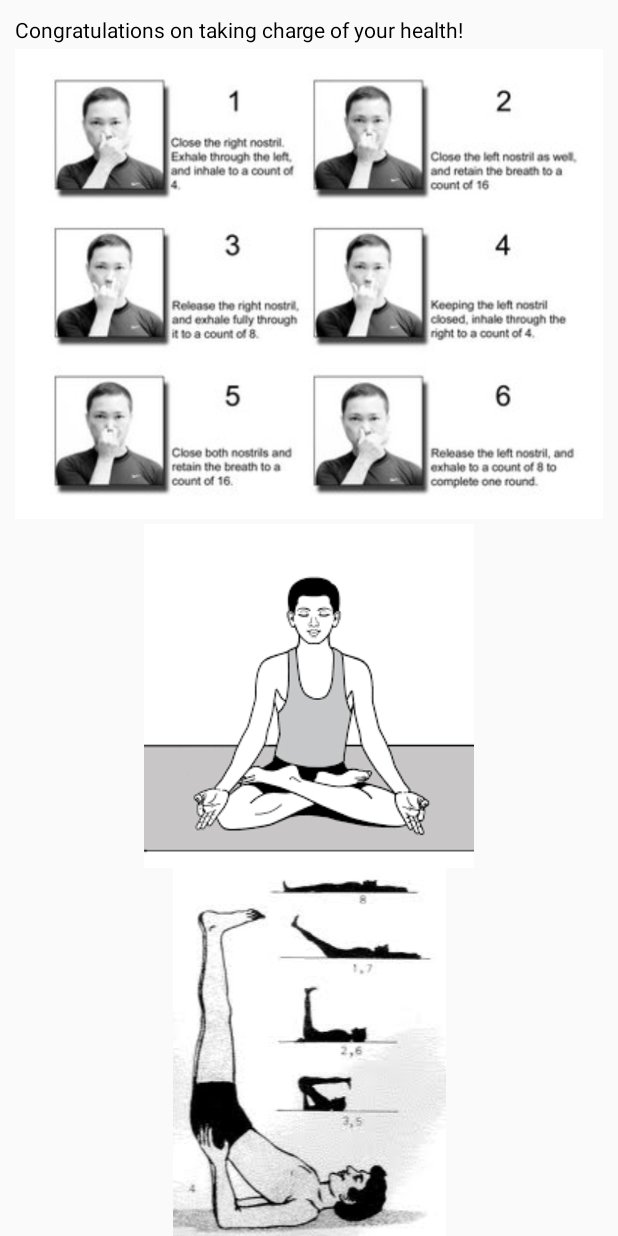
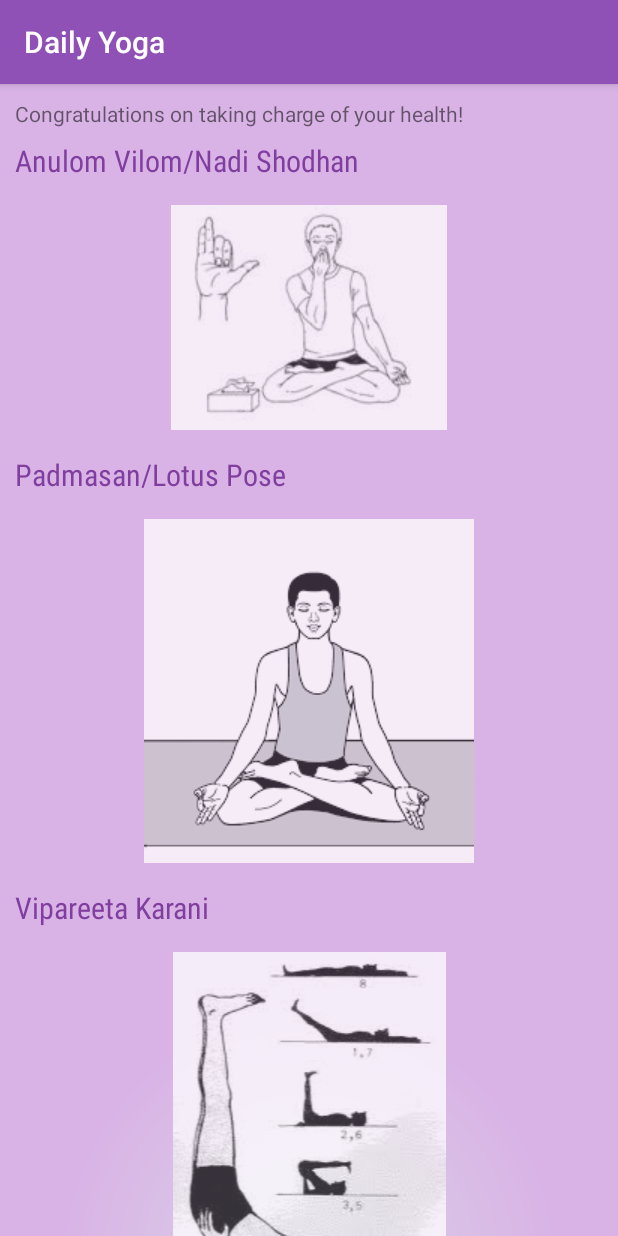
Before and after one commit to Meenohara/ProjectAPP, an Android app: the screen it shows after launch (MainActivity), on a phone screen of 412 x 824 dp. Run offline under Robolectric (Android 15) with nearby library versions, the phone set to English and light mode, and no system bars.

Commit message:
Removed dialog box. Changed the appearance of main screen and added styles

```diff
--- a/app/src/main/java/com/example/meena/dailyyoga/MainActivity.java
+++ b/app/src/main/java/com/example/meena/dailyyoga/MainActivity.java
@@ -12,6 +12,7 @@ import android.media.Ringtone;
 import android.media.RingtoneManager;
 import android.net.Uri;
 import android.support.v7.app.AppCompatActivity;
+import android.support.v7.app.ActionBarActivity;
 import android.os.Bundle;
 import android.util.Log;
 import android.view.View;
@@ -24,7 +25,7 @@ import android.widget.TimePicker;
 
 import java.util.Calendar;
 
-public class MainActivity extends Activity {
+public class MainActivity extends AppCompatActivity {
 
     TimePicker myTimePicker;
     Button buttonstartSetDialog;
@@ -85,10 +86,10 @@ public class MainActivity extends Activity {
                 // Today Set time passed, count to tomorrow
                 calSet.add(Calendar.DATE, 1);
             }
+            //TODO investigate :not firing alarm after 24 hours
 
             setAlarm(calSet);
-          //  alarmMgr.setInexactRepeating(AlarmManager.RTC_WAKEUP, calSet.getTimeInMillis(),
-            //        AlarmManager.INTERVAL_DAY, alarmIntent);
+
         }
     };
 
@@ -102,10 +103,13 @@ public class MainActivity extends Activity {
         PendingIntent pendingIntent = PendingIntent.getBroadcast(
                 getBaseContext(), RQS_1, intent, 0);
         AlarmManager alarmManager = (AlarmManager) getSystemService(Context.ALARM_SERVICE);
-        /*alarmManager.set(AlarmManager.RTC_WAKEUP, targetCal.getTimeInMillis(),
-                pendingIntent);*/
-        alarmManager.setInexactRepeating(AlarmManager.RTC_WAKEUP, targetCal.getTimeInMillis(),AlarmManager.INTERVAL_HALF_DAY,
+        alarmManager.set(AlarmManager.RTC_WAKEUP, targetCal.getTimeInMillis(),
                 pendingIntent);
+        //alarmMgr.setRepeating(AlarmManager.RTC_WAKEUP, targetCal.getTimeInMillis(),
+                //  1000 * 60 * 60 * 24, pendingIntent);//TODO investigate :Null Pointerexception at time onset
+        //TODO investigate :this is draining on the battery but using setinexactalarm seems to be too inexact proportionally to the interval specified
+        //alarm occassionally does not fire
+        //issue discussed here: http://stackoverflow.com/questions/8445867/alarmmanager-occasionally-doesnt-fire-alarm?rq=1
 
 
     }
--- /dev/null
+++ b/app/src/main/res/drawable/radialgradient.xml
@@ -0,0 +1,21 @@
+<?xml version="1.0" encoding="utf-8"?>
+<shape android:shape="rectangle"
+    android:layout_height="fill_parent"
+    android:layout_width="fill_parent"
+    xmlns:android="http://schemas.android.com/apk/res/android">
+
+<gradient
+    android:endColor="@color/lavender"
+    android:centerColor="@color/lavender"
+    android:startColor="@color/grey"
+    android:type="radial"
+    android:gradientRadius="80%"
+
+    android:angle="360"
+    android:centerX="50%"
+    android:centerY="50%"
+    >
+
+    </gradient>
+
+</shape>
--- a/app/src/main/res/layout/activity_main.xml
+++ b/app/src/main/res/layout/activity_main.xml
@@ -1,13 +1,15 @@
 <ScrollView xmlns:android="http://schemas.android.com/apk/res/android"
-    xmlns:tools="http://schemas.android.com/tools"
+
     android:layout_width="match_parent"
     android:layout_height="match_parent"
     >
 
     <LinearLayout
+        xmlns:tools="http://schemas.android.com/tools"
         android:layout_width="match_parent"
         android:layout_height="match_parent"
         android:orientation="vertical"
+        android:background="@drawable/radialgradient"
         android:padding="10dp" >
 
         <TextView
@@ -15,34 +17,78 @@
             android:layout_width="fill_parent"
             android:layout_height="wrap_content"
             android:text="Congratulations on taking charge of your health!"
-            android:textColor="#000000" />
+            />
+
+        <TextView
+            style="@style/TitleText"
+            android:id="@+id/anulomvilom"
+            android:layout_width="fill_parent"
+            android:layout_height="wrap_content"
+            android:text="Anulom Vilom/Nadi Shodhan" />
+
 
         <ImageView
+            style="@style/imageYoga"
+            android:id="@+id/anuvil"
             android:layout_width="match_parent"
             android:layout_height="match_parent"
-            android:src="@drawable/anuloma"
+            android:src="@drawable/anuvil"
             />
 
+        <TextView
+            style="@style/TitleText"
+            android:id="@+id/padmasana"
+            android:layout_width="fill_parent"
+            android:layout_height="wrap_content"
+            android:text="Padmasan/Lotus Pose" />
+
+
         <ImageView
+            style="@style/imageYoga"
             android:layout_width="match_parent"
             android:layout_height="match_parent"
             android:src="@drawable/padmasan"
             />
 
+        <TextView
+            style="@style/TitleText"
+            android:id="@+id/vipareeta"
+            android:layout_width="fill_parent"
+            android:layout_height="wrap_content"
+            android:text="Vipareeta Karani" />
 
         <ImageView
+            style="@style/imageYoga"
             android:layout_width="match_parent"
             android:layout_height="match_parent"
             android:src="@drawable/viparitakarani"
             />
 
+        <TextView
+            style="@style/TitleText"
+            android:id="@+id/meru"
+            android:layout_width="fill_parent"
+            android:layout_height="wrap_content"
+            android:text="Merudanda Mudra" />
+
+
         <ImageView
+            style="@style/imageYoga"
             android:layout_width="match_parent"
             android:layout_height="match_parent"
             android:src="@drawable/merudanda"
             />
 
+        <TextView
+            style="@style/TitleText"
+            android:id="@+id/breath"
+            android:layout_width="fill_parent"
+            android:layout_height="wrap_content"
+            android:text="Breath Awareness" />
+
+
         <ImageView
+            style="@style/imageYoga"
             android:layout_width="match_parent"
             android:layout_height="match_parent"
             android:src="@drawable/breathing"
@@ -58,7 +104,7 @@
             android:id="@+id/alarmprompt"
             android:layout_width="fill_parent"
             android:layout_height="wrap_content"
-            android:textColor="#000000" />
+             />
 
     </LinearLayout>
 </ScrollView>
--- a/app/src/main/res/values/colors.xml
+++ b/app/src/main/res/values/colors.xml
@@ -1,6 +1,8 @@
 <?xml version="1.0" encoding="utf-8"?>
 <resources>
-    <color name="colorPrimary">#3F51B5</color>
-    <color name="colorPrimaryDark">#303F9F</color>
-    <color name="colorAccent">#FF4081</color>
+    <color name="colorPrimary">#8F51B5</color>
+    <color name="colorPrimaryDark">#803F9F</color>
+    <color name="colorAccent">#cF40f1</color>
+    <color name="lavender">#D9b3E6</color>
+    <color name="grey">#D9d3E6</color>
 </resources>
--- a/app/src/main/res/values/styles.xml
+++ b/app/src/main/res/values/styles.xml
@@ -8,4 +8,20 @@
         <item name="colorAccent">@color/colorAccent</item>
     </style>
 
+    <style name="imageYoga" parent="AppTheme">
+        <item name="android:paddingTop">8dp</item>
+        <item name="android:paddingBottom">8dp</item>
+        <item name="android:paddingRight">8dp</item>
+        <item name="android:paddingLeft">8dp</item>
+        <item name="android:alpha">0.75</item>
+    </style>
+
+    <style name="TitleText" parent="AppTheme">
+        <item name="android:textSize">20sp</item>
+        <item name="android:textColor">@color/colorPrimaryDark</item>
+        <item name="android:fontFamily">sans-serif-condensed</item>
+        <item name="android:paddingBottom">8dp</item>
+        <item name="android:paddingTop">8dp</item>
+    </style>
+
 </resources>
```
Also changed, not shown: app/src/main/java/com/example/meena/dailyyoga/AlarmReceiver.java (+6 -22 lines), app/src/main/res/layout/alarm.xml (deleted, +0 -31 lines), app/src/main/res/drawable/anuloma.jpg (deleted), app/src/main/res/drawable/anuvil.jpg (added).
